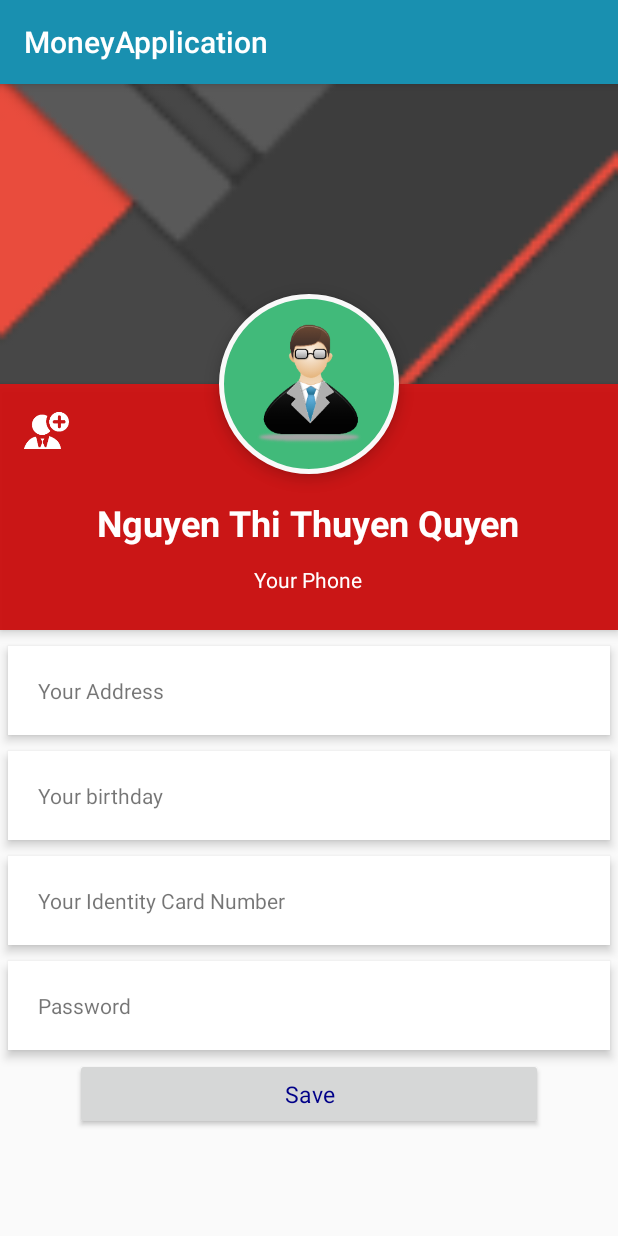
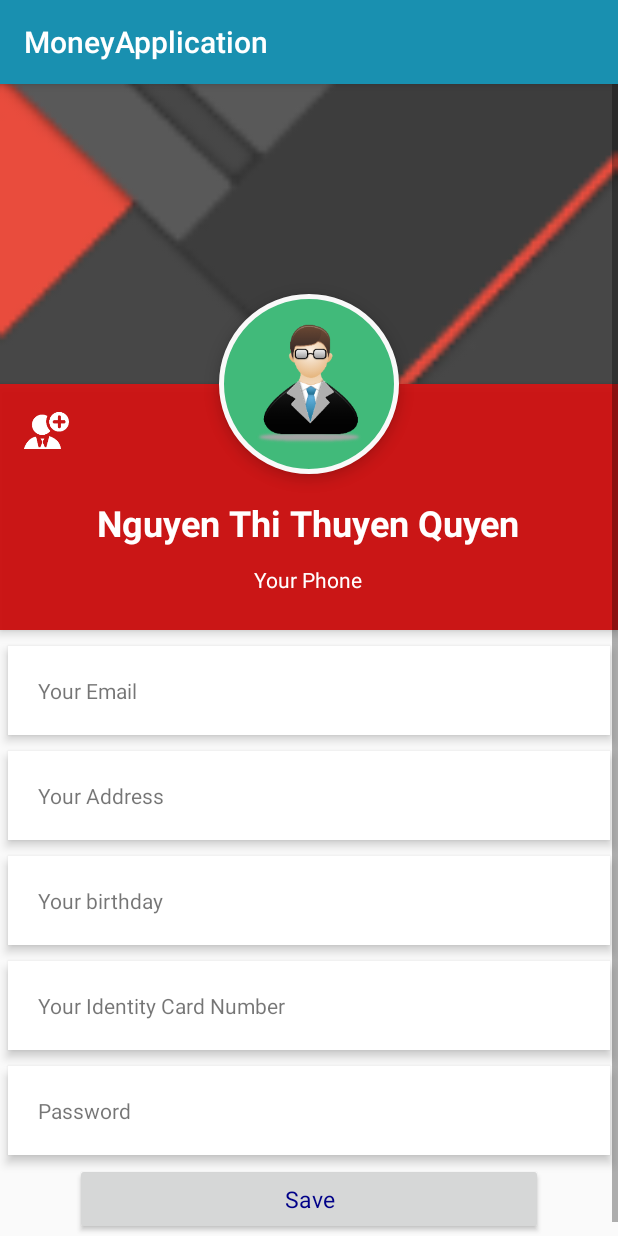
Before and after one commit to tannguyenvn007/Dog-Project, an Android app: the HistoryUser screen opened directly, with no data from a screen before it, on a phone screen of 412 x 824 dp. Run offline under Robolectric (Android 15) with nearby library versions, the phone set to English and light mode, and no system bars; libraries missing offline, so code that uses them is left out: com.parse; 3 statements that could not run were skipped.

Commit message:
add show profile function and forgot password function

```diff
--- a/app/src/main/java/com/example/tannguyen/moneyapplication/HistoryUser.java
+++ b/app/src/main/java/com/example/tannguyen/moneyapplication/HistoryUser.java
@@ -1,20 +1,68 @@
 package com.example.tannguyen.moneyapplication;
 
+import android.content.Context;
 import android.content.Intent;
 import android.support.annotation.NonNull;
 import android.support.design.widget.BottomNavigationView;
 import android.support.v7.app.AppCompatActivity;
 import android.os.Bundle;
+import android.util.Log;
 import android.view.Menu;
 import android.view.MenuItem;
+import android.widget.TextView;
+import android.widget.Toast;
+
+import com.parse.GetCallback;
+import com.parse.ParseException;
+import com.parse.ParseObject;
+import com.parse.ParseQuery;
 
 public class HistoryUser extends AppCompatActivity {
-
+    TextView txtName,txtPhone, txtAddress, txtBirthday, txtCardNumber, txtEmail;
+    Actions actions = new Actions();
     @Override
     protected void onCreate(Bundle savedInstanceState) {
         super.onCreate(savedInstanceState);
         setContentView(R.layout.activity_history_user);
 
+        txtName = (TextView)findViewById(R.id.user_profile_name);
+        txtEmail = (TextView)findViewById(R.id.user_profile_email);
+        txtPhone = (TextView)findViewById(R.id.user_profile_phone);
+        txtAddress = (TextView)findViewById(R.id.user_profile_address);
+        txtBirthday = (TextView)findViewById(R.id.user_profile_birthday);
+        txtCardNumber = (TextView)findViewById(R.id.user_profile_identifyCardNumber);
+
+
+        Intent intent = getIntent();
+        String username = intent.getStringExtra("username");
+
+
+        getUsers(HistoryUser.this,username);
 
     }
+    public void getUsers(final Context context, String username){
+
+        ParseQuery<ParseObject> query = ParseQuery.getQuery("_User");
+        query.whereEqualTo("username", username);
+        query.getFirstInBackground(new GetCallback<ParseObject>() {
+            public void done(ParseObject user, ParseException e) {
+                if (e == null) {
+                    String name = user.getString("username");
+                    String email = user.getString("email");
+                    String phone = user.getString("phone");
+                    String address =  user.getString("address");
+                    String cardNumber = user.getString("indentifyCartNumber");
+
+                    txtName.setText(name);
+                    txtEmail.setText(email);
+                    txtPhone.setText(phone);
+                    txtAddress.setText(address);
+                    txtCardNumber.setText(cardNumber);
+
+                } else {
+                    Toast.makeText(context,"eo zo ddwoc.",Toast.LENGTH_SHORT).show();
+                }
+            }
+        });
+    }
 }
--- a/app/src/main/java/com/example/tannguyen/moneyapplication/TopUpWalletActivity.java
+++ b/app/src/main/java/com/example/tannguyen/moneyapplication/TopUpWalletActivity.java
@@ -23,14 +23,20 @@ public class TopUpWalletActivity extends AppCompatActivity {
         navigation.setOnNavigationItemSelectedListener(new BottomNavigationView.OnNavigationItemSelectedListener() {
             @Override
             public boolean onNavigationItemSelected(@NonNull MenuItem menuItem) {
+                Intent intent = getIntent();
+                String username = intent.getStringExtra("username");
                 switch (menuItem.getItemId()){
                     case R.id.navigation_home:
                         Intent i = new Intent(TopUpWalletActivity.this,MainActivity.class);
+                        i.putExtra("username",username);
                         startActivity(i);
+                        finish();
                         break;
                     case R.id.navigation_history:
                         Intent a = new Intent(TopUpWalletActivity.this,History.class);
+                        a.putExtra("username",username);
                         startActivity(a);
+                        finish();
                         break;
                     case R.id.navigation_wallet:
                         break;
--- a/app/src/main/res/layout/activity_history_user.xml
+++ b/app/src/main/res/layout/activity_history_user.xml
@@ -63,7 +63,7 @@
                     android:textStyle="bold" />
 
                 <TextView
-                    android:id="@+id/user_profile_short_bio"
+                    android:id="@+id/user_profile_phone"
                     android:layout_width="wrap_content"
                     android:layout_height="wrap_content"
                     android:layout_below="@+id/user_profile_name"
@@ -81,8 +81,18 @@
                 android:layout_below="@+id/profile_layout"
                 android:layout_marginTop="5dp"
                 android:orientation="vertical">
-
                 <TextView
+                    android:id="@+id/user_profile_email"
+                    android:layout_width="fill_parent"
+                    android:layout_height="wrap_content"
+                    android:layout_margin="5dp"
+                    android:background="#fff"
+                    android:clickable="true"
+                    android:elevation="4dp"
+                    android:padding="20dp"
+                    android:text="Your Email" />
+                <TextView
+                    android:id="@+id/user_profile_address"
                     android:layout_width="fill_parent"
                     android:layout_height="wrap_content"
                     android:layout_margin="5dp"
@@ -93,6 +103,7 @@
                     android:text="@string/address" />
 
                 <TextView
+                    android:id="@+id/user_profile_birthday"
                     android:layout_width="fill_parent"
                     android:layout_height="wrap_content"
                     android:layout_margin="5dp"
@@ -105,6 +116,7 @@
                     android:text="@string/birthday" />
 
                 <TextView
+                    android:id="@+id/user_profile_identifyCardNumber"
                     android:layout_width="fill_parent"
                     android:layout_height="wrap_content"
                     android:layout_margin="5dp"
@@ -115,6 +127,7 @@
                     android:text="@string/identity_card_number" />
 
                 <TextView
+                    android:id="@+id/user_profile_password"
                     android:layout_width="fill_parent"
                     android:layout_height="wrap_content"
                     android:layout_margin="5dp"
--- a/app/src/main/res/layout/activity_login.xml
+++ b/app/src/main/res/layout/activity_login.xml
@@ -40,7 +40,9 @@
         android:hint="Password"
         android:textColor="@color/white"
         android:textColorHint="@color/white"
-        android:textColorHighlight="@color/white"/>
+        android:textColorHighlight="@color/white"
+        android:inputType="textPassword"
+        />
 
     <LinearLayout
         android:layout_width="match_parent"
```
Also changed, not shown: app/src/main/java/com/example/tannguyen/moneyapplication/Actions.java (+18 -9 lines), app/src/main/java/com/example/tannguyen/moneyapplication/ForgotPassword.java (+28 -0 lines), app/src/main/java/com/example/tannguyen/moneyapplication/History.java (+6 -1 lines), app/src/main/java/com/example/tannguyen/moneyapplication/MainActivity.java (+7 -0 lines), app/src/main/java/com/example/tannguyen/moneyapplication/Register.java (+5 -2 lines), app/src/main/res/layout/activity_forgotpassword.xml (+34 -25 lines), app/src/main/res/layout/activity_register.xml (+21 -3 lines).
